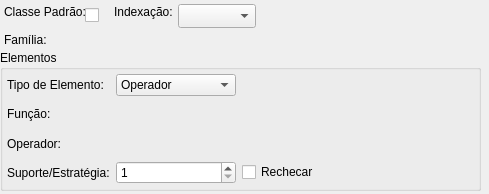
Above: libpgmodeler_ui/ui/classeoperadoreswidget.ui from pgmodeler/pgmodeler before the change. Below: the same form after it.
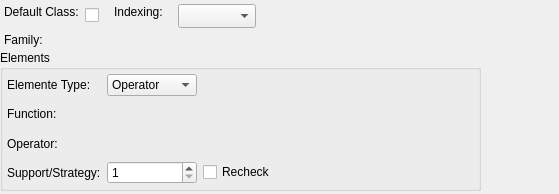
That is the form after the change.

Diff of the .ui file:
```diff
--- a/libpgmodeler_ui/ui/classeoperadoreswidget.ui
+++ b/libpgmodeler_ui/ui/classeoperadoreswidget.ui
@@ -6,7 +6,7 @@
    <rect>
     <x>0</x>
     <y>0</y>
-    <width>489</width>
+    <width>559</width>
     <height>194</height>
    </rect>
   </property>
@@ -54,7 +54,7 @@
     </size>
    </property>
    <property name="text">
-    <string>Classe Padrão:</string>
+    <string>Default Class:</string>
    </property>
   </widget>
   <widget class="QLabel" name="tipo_index_lbl">
@@ -79,7 +79,7 @@
     </size>
    </property>
    <property name="text">
-    <string>Indexação:</string>
+    <string>Indexing:</string>
    </property>
   </widget>
   <widget class="QComboBox" name="tipo_index_cmb">
@@ -102,7 +102,7 @@
     </rect>
    </property>
    <property name="title">
-    <string>Elementos</string>
+    <string>Elements</string>
    </property>
    <layout class="QGridLayout" name="elementos_grid">
     <property name="margin">
@@ -114,7 +114,7 @@
     <item row="0" column="0">
      <widget class="QLabel" name="tipo_elem_lbl">
       <property name="text">
-       <string>Tipo de Elemento:</string>
+       <string>Elemente Type:</string>
       </property>
      </widget>
     </item>
@@ -128,17 +128,17 @@
       </property>
       <item>
        <property name="text">
-        <string>Operador</string>
+        <string>Operator</string>
        </property>
       </item>
       <item>
        <property name="text">
-        <string>Função</string>
+        <string>Function</string>
        </property>
       </item>
       <item>
        <property name="text">
-        <string>Armazenamento</string>
+        <string>Storage</string>
        </property>
       </item>
      </widget>
@@ -159,21 +159,21 @@
     <item row="1" column="0">
      <widget class="QLabel" name="funcao_lbl">
       <property name="text">
-       <string>Função:</string>
+       <string>Function:</string>
       </property>
      </widget>
     </item>
     <item row="2" column="0">
      <widget class="QLabel" name="operador_lbl">
       <property name="text">
-       <string>Operador:</string>
+       <string>Operator:</string>
       </property>
      </widget>
     </item>
     <item row="4" column="0">
      <widget class="QLabel" name="num_suporte_lbl">
       <property name="text">
-       <string>Suporte/Estratégia:</string>
+       <string>Support/Strategy:</string>
       </property>
      </widget>
     </item>
@@ -187,7 +187,7 @@
     <item row="4" column="2" colspan="2">
      <widget class="QCheckBox" name="rechecar_chk">
       <property name="text">
-       <string>Rechecar</string>
+       <string>Recheck</string>
       </property>
      </widget>
     </item>
@@ -209,7 +209,7 @@
     </size>
    </property>
    <property name="text">
-    <string>Família:</string>
+    <string>Family:</string>
    </property>
   </widget>
  </widget>
```
